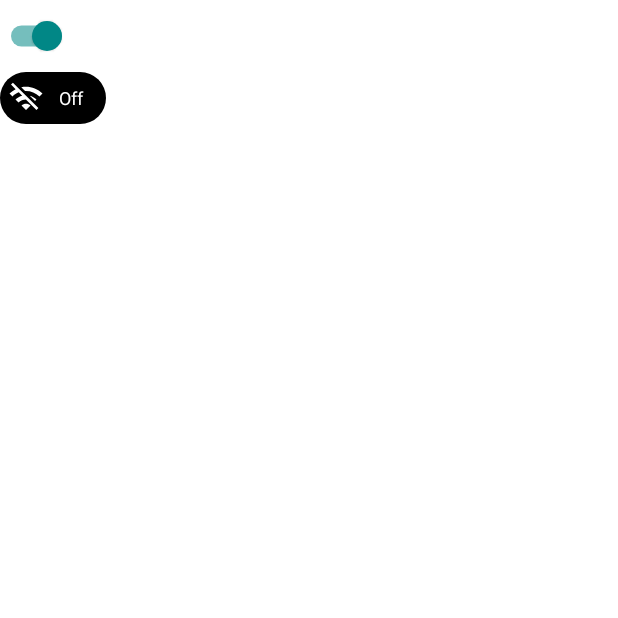
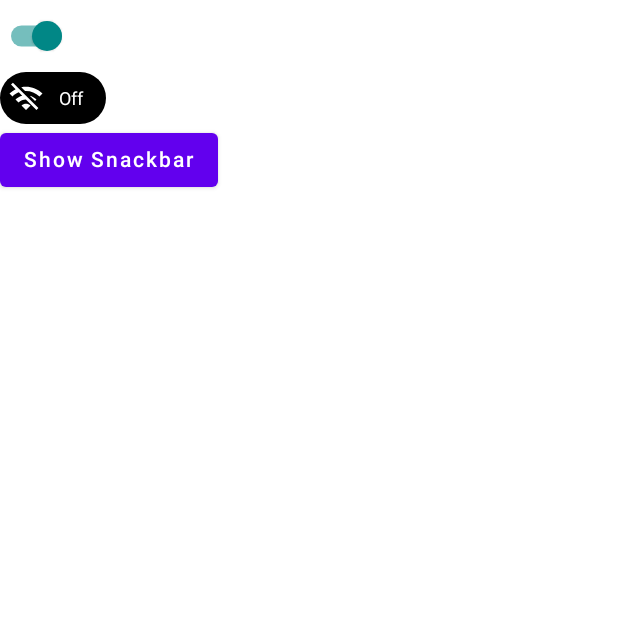
Before and after one commit to aparna-tati-simformsolutions/Jetpack-Compose, an Android app built with Jetpack Compose: the composable SwitchComponent shown on its own in the app's theme, on a phone screen of 412 x 824 dp, the top half of it. Run offline under Robolectric (Android 15) with nearby library versions, the phone set to English and light mode, and no system bars.

Commit message:
SnackBar Component

```diff
--- a/app/src/main/java/com/example/myapplication/ui/components/SwitchComponent.kt
+++ b/app/src/main/java/com/example/myapplication/ui/components/SwitchComponent.kt
@@ -7,13 +7,16 @@ import androidx.compose.foundation.layout.Column
 import androidx.compose.foundation.layout.Row
 import androidx.compose.foundation.layout.padding
 import androidx.compose.foundation.shape.RoundedCornerShape
+import androidx.compose.material.Button
 import androidx.compose.material.Card
 import androidx.compose.material.Icon
+import androidx.compose.material.Snackbar
 import androidx.compose.material.Switch
 import androidx.compose.material.Text
 import androidx.compose.runtime.Composable
 import androidx.compose.runtime.mutableStateOf
 import androidx.compose.runtime.remember
+import androidx.compose.runtime.rememberCoroutineScope
 import androidx.compose.ui.Alignment
 import androidx.compose.ui.Alignment.Companion.CenterVertically
 import androidx.compose.ui.Modifier
@@ -24,12 +27,14 @@ import androidx.compose.ui.text.font.FontWeight
 import androidx.compose.ui.unit.dp
 import androidx.compose.ui.unit.sp
 import com.example.myapplication.R
+import kotlinx.coroutines.launch
 
 @Composable
 fun SwitchComponent() {
     Column {
         SimpleSwitch()
         CustomSwitch()
+        SnackBarComponent()
     }
 }
 
@@ -83,7 +88,8 @@ fun CustomSwitch() {
                         text = "Off",
                         style = TextStyle(fontSize = 12.sp, fontWeight = FontWeight.W400),
                         color = Color.White,
-                        modifier = Modifier.padding(start = 10.dp, end = 10.dp)
+                        modifier = Modifier
+                            .padding(start = 10.dp, end = 10.dp)
                             .align(CenterVertically)
                     )
                 }
@@ -91,3 +97,35 @@ fun CustomSwitch() {
         }
     }
 }
+
+@Composable
+fun SnackBarComponent() {
+    Column {
+        val (snackbarVisibleState, setSnackBarState) = remember { mutableStateOf(false) }
+        val coroutineScope = rememberCoroutineScope()
+
+        Button(onClick = { setSnackBarState(!snackbarVisibleState) }) {
+            if (snackbarVisibleState) {
+                Text("Hide Snackbar")
+            } else {
+                Text("Show Snackbar")
+            }
+        }
+        if (snackbarVisibleState) {
+            Snackbar(
+                action = {
+                    Button(onClick = {
+                        coroutineScope.launch {
+                            setSnackBarState(false)
+                        }
+                    }) {
+                        Text("MyAction")
+                    }
+                },
+                modifier = Modifier.padding(8.dp)
+            ) {
+                Text(text = "This is a snackbar!")
+            }
+        }
+    }
+}
```
